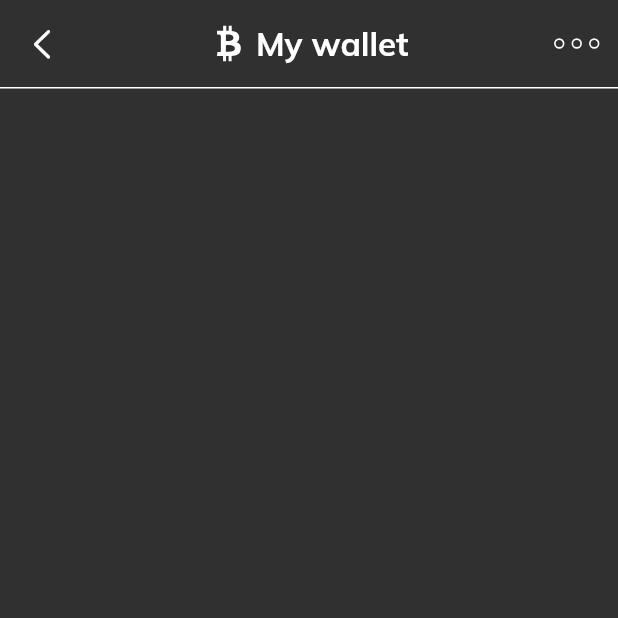
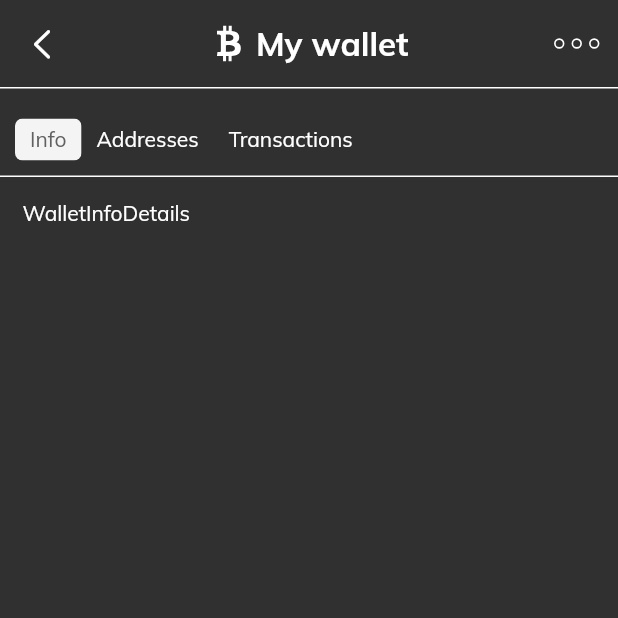
Before and after one commit to cryptoadvance/specter-mobile, a Flutter app: the WalletInfoView screen opened by its route, on a phone screen of 412 x 824 dp, the top half of it. Run offline on Flutter 3.47's test engine with Material 2 defaults, Android fonts, the phone set to English and light mode, and no system bars; our stand-ins replace flutter_svg, get; missing offline and left inert: dart:ffi.

Commit message:
Account wallet tabs

```diff
--- a/lib/app/modules/wallets/walletInfo/controllers/wallet_info_controller.dart
+++ b/lib/app/modules/wallets/walletInfo/controllers/wallet_info_controller.dart
@@ -1,9 +1,14 @@
 import 'package:get/get.dart';
 
+enum WALLET_INFO_TAB {
+  INFO,
+  ADDRESSES,
+  TRANSACTIONS
+}
+
 class WalletInfoController extends GetxController {
-  //TODO: Implement WalletInfoController
+  var currentTab = WALLET_INFO_TAB.INFO.obs;
 
-  final count = 0.obs;
   @override
   void onInit() {
     super.onInit();
@@ -16,5 +21,17 @@ class WalletInfoController extends GetxController {
 
   @override
   void onClose() {}
-  void increment() => count.value++;
+
+  void setCurrentTab(String key) {
+    var val = getTabKey(key);
+    currentTab.value = val!;
+  }
+
+  WALLET_INFO_TAB? getTabKey(String key) {
+    switch(key) {
+      case 'WALLET_INFO_TAB.INFO': return WALLET_INFO_TAB.INFO;
+      case 'WALLET_INFO_TAB.ADDRESSES': return WALLET_INFO_TAB.ADDRESSES;
+      case 'WALLET_INFO_TAB.TRANSACTIONS': return WALLET_INFO_TAB.TRANSACTIONS;
+    }
+  }
 }
--- a/lib/app/modules/wallets/walletInfo/views/wallet_info_view.dart
+++ b/lib/app/modules/wallets/walletInfo/views/wallet_info_view.dart
@@ -3,18 +3,29 @@ import 'package:flutter/material.dart';
 import 'package:flutter_svg/svg.dart';
 
 import 'package:get/get.dart';
+import 'package:specter_mobile/app/modules/wallets/walletInfo/widgets/WalletInfoAddresses.dart';
+import 'package:specter_mobile/app/modules/wallets/walletInfo/widgets/WalletInfoDetails.dart';
+import 'package:specter_mobile/app/modules/wallets/walletInfo/widgets/WalletInfoTransactions.dart';
+import 'package:specter_mobile/app/widgets/LightTab.dart';
 
 import '../../../../../utils.dart';
 import '../controllers/wallet_info_controller.dart';
 
 class WalletInfoView extends GetView<WalletInfoController> {
+  final WalletInfoController controller = Get.put(WalletInfoController());
+
   @override
   Widget build(BuildContext context) {
     return Scaffold(
       body: SafeArea(
         child: Column(
+          mainAxisAlignment: MainAxisAlignment.start,
+          crossAxisAlignment: CrossAxisAlignment.start,
           children: [
-            getTopTitle()
+            getTopTitle(),
+            Expanded(
+              child: getContent()
+            )
           ]
         )
       )
@@ -94,4 +105,45 @@ class WalletInfoView extends GetView<WalletInfoController> {
       )
     );
   }
+
+  Widget getContent() {
+    return Obx(() => Container(
+      padding: EdgeInsets.only(top: 10),
+      child: Column(
+        mainAxisAlignment: MainAxisAlignment.start,
+        crossAxisAlignment: CrossAxisAlignment.start,
+        children: [
+          LightTab(
+            tabs: [
+              LightTabNode('Info', key: WALLET_INFO_TAB.INFO.toString()),
+              LightTabNode('Addresses', key: WALLET_INFO_TAB.ADDRESSES.toString()),
+              LightTabNode('Transactions', key: WALLET_INFO_TAB.TRANSACTIONS.toString())
+            ],
+            tabKey: controller.currentTab.toString(),
+            onSelect: (String key) {
+              controller.setCurrentTab(key);
+            }
+          ),
+          Expanded(
+            child: Container(
+              padding: EdgeInsets.all(15),
+              child: getTabContent()
+            )
+          )
+        ]
+      )
+    ));
+  }
+
+  Widget getTabContent() {
+    switch(controller.currentTab.value) {
+      case WALLET_INFO_TAB.INFO: {
+        return WalletInfoDetails();
+      }
+      case WALLET_INFO_TAB.ADDRESSES:
+        return WalletInfoAddresses();
+      case WALLET_INFO_TAB.TRANSACTIONS:
+        return WalletInfoTransactions();
+    }
+  }
 }
--- /dev/null
+++ b/lib/app/modules/wallets/walletInfo/widgets/WalletInfoAddresses.dart
@@ -0,0 +1,8 @@
+import 'package:flutter/material.dart';
+
+class WalletInfoAddresses extends StatelessWidget {
+  @override
+  Widget build(BuildContext context) {
+    return Text('WalletInfoAddresses');
+  }
+}
--- /dev/null
+++ b/lib/app/modules/wallets/walletInfo/widgets/WalletInfoDetails.dart
@@ -0,0 +1,8 @@
+import 'package:flutter/material.dart';
+
+class WalletInfoDetails extends StatelessWidget {
+  @override
+  Widget build(BuildContext context) {
+    return Text('WalletInfoDetails');
+  }
+}
--- /dev/null
+++ b/lib/app/modules/wallets/walletInfo/widgets/WalletInfoTransactions.dart
@@ -0,0 +1,8 @@
+import 'package:flutter/material.dart';
+
+class WalletInfoTransactions extends StatelessWidget {
+  @override
+  Widget build(BuildContext context) {
+    return Text('WalletInfoTransactions');
+  }
+}
--- /dev/null
+++ b/lib/app/widgets/LightTab.dart
@@ -0,0 +1,71 @@
+import 'package:flutter/material.dart';
+
+class LightTabNode {
+  String title;
+  String key;
+
+  LightTabNode(this.title, {required this.key});
+}
+
+class LightTab extends StatelessWidget {
+  final List<LightTabNode> tabs;
+  final String tabKey;
+  final Function(String key) onSelect;
+
+  LightTab({required this.tabs, required this.tabKey, required this.onSelect});
+
+  @override
+  Widget build(BuildContext context) {
+    List<Widget> rows = [];
+    tabs.forEach((LightTabNode item) {
+      rows.add(LightTabItem(
+          item: item,
+          isActive: (item.key == tabKey),
+          onSelect: onSelect
+      ));
+    });
+
+    return Container(
+      width: double.infinity,
+      decoration: BoxDecoration(
+        border: Border(
+          bottom: BorderSide(width: 1.0, color: Colors.white),
+        )
+      ),
+      padding: EdgeInsets.symmetric(vertical: 10, horizontal: 10),
+      child: Row(
+        mainAxisSize: MainAxisSize.min,
+        mainAxisAlignment: MainAxisAlignment.start,
+        crossAxisAlignment: CrossAxisAlignment.start,
+        children: rows
+      )
+    );
+  }
+}
+
+class LightTabItem extends StatelessWidget {
+  final LightTabNode item;
+  final bool isActive;
+  final Function(String key) onSelect;
+
+  LightTabItem({required this.item, required this.isActive, required this.onSelect});
+
+  @override
+  Widget build(BuildContext context) {
+    return InkWell(
+      onTap: () {
+        onSelect(item.key);
+      },
+      child: ClipRRect(
+        borderRadius: BorderRadius.all(Radius.circular(5)),
+        child: Container(
+          decoration: BoxDecoration(
+            color: isActive?Colors.white.withOpacity(0.95):Colors.transparent
+          ),
+          padding: EdgeInsets.symmetric(horizontal: 10, vertical: 5),
+          child: Text(item.title, style: TextStyle(color: isActive?Colors.grey[700]:Colors.white))
+        ),
+      ),
+    );
+  }
+}
```
